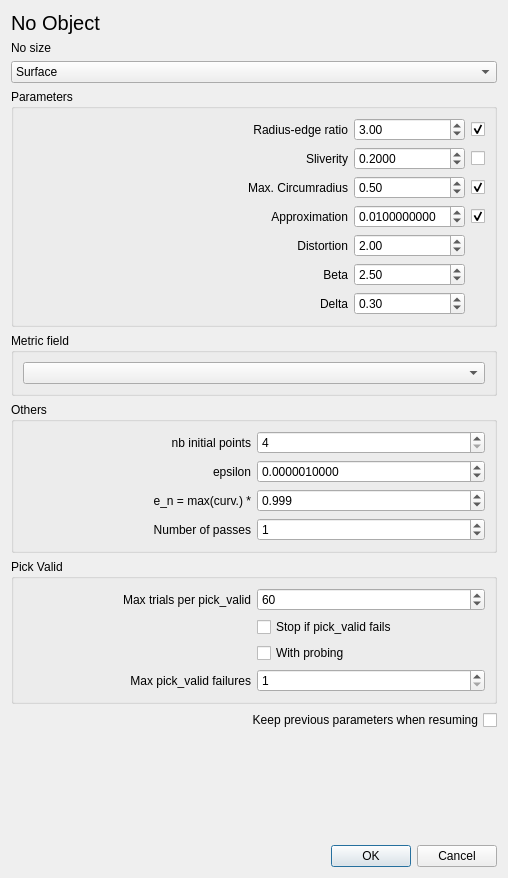
Old version of the form Anisotropic_mesh_3/demo/ui_files/Aniso_meshing_dialog.ui in the repository MaelRL/cgal.
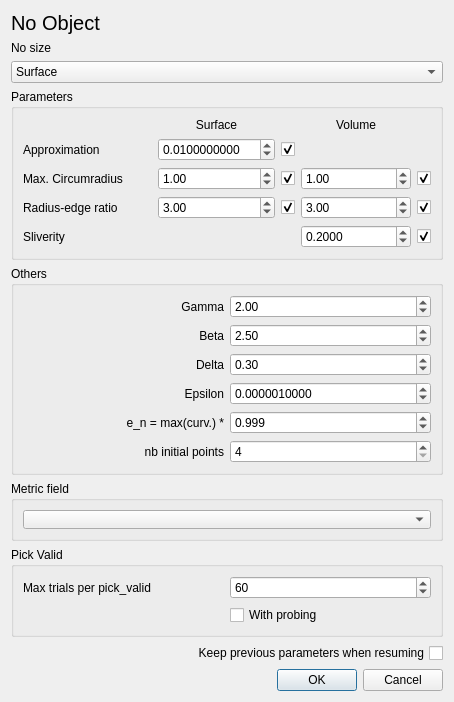
New version of the form.

```diff
--- a/Anisotropic_mesh_3/demo/ui_files/Aniso_meshing_dialog.ui
+++ b/Anisotropic_mesh_3/demo/ui_files/Aniso_meshing_dialog.ui
@@ -9,8 +9,8 @@
    <rect>
     <x>0</x>
     <y>0</y>
-    <width>508</width>
-    <height>878</height>
+    <width>454</width>
+    <height>638</height>
    </rect>
   </property>
   <property name="windowTitle">
@@ -64,12 +64,38 @@
      <property name="title">
       <string>Parameters</string>
      </property>
-     <layout class="QGridLayout" name="gridLayout_2" rowstretch="0,0,0,0,0,0,0,0,0" columnstretch="2,0,0">
-      <item row="1" column="2">
+     <layout class="QGridLayout" name="gridLayout_2" rowstretch="0,0,0,0,0,0,0" columnstretch="3,0,0,0,0">
+      <item row="5" column="0">
+       <widget class="QLabel" name="radiusEdgeRatio_label">
+        <property name="enabled">
+         <bool>true</bool>
+        </property>
+        <property name="text">
+         <string>Radius-edge ratio</string>
+        </property>
+       </widget>
+      </item>
+      <item row="4" column="0">
+       <widget class="QLabel" name="circumradius_label">
+        <property name="text">
+         <string>Max. Circumradius</string>
+        </property>
+        <property name="alignment">
+         <set>Qt::AlignLeading|Qt::AlignLeft|Qt::AlignVCenter</set>
+        </property>
+       </widget>
+      </item>
+      <item row="6" column="4">
        <widget class="QCheckBox" name="noSliverity">
         <property name="enabled">
          <bool>true</bool>
         </property>
+        <property name="sizePolicy">
+         <sizepolicy hsizetype="Minimum" vsizetype="Minimum">
+          <horstretch>0</horstretch>
+          <verstretch>0</verstretch>
+         </sizepolicy>
+        </property>
         <property name="toolTip">
          <string>Enable/Disable parameter</string>
         </property>
@@ -80,22 +106,47 @@
          <bool>true</bool>
         </property>
         <property name="checked">
-         <bool>false</bool>
+         <bool>true</bool>
         </property>
        </widget>
       </item>
-      <item row="4" column="0">
-       <widget class="QLabel" name="approx_label">
-        <property name="text">
-         <string>Approximation</string>
+      <item row="5" column="3">
+       <widget class="QDoubleSpinBox" name="cell_radius_edge_ratio">
+        <property name="minimumSize">
+         <size>
+          <width>110</width>
+          <height>0</height>
+         </size>
         </property>
-        <property name="alignment">
-         <set>Qt::AlignRight|Qt::AlignTrailing|Qt::AlignVCenter</set>
+        <property name="singleStep">
+         <double>0.100000000000000</double>
         </property>
+        <property name="value">
+         <double>3.000000000000000</double>
+        </property>
        </widget>
       </item>
-      <item row="2" column="2">
-       <widget class="QCheckBox" name="noCircumradius">
+      <item row="5" column="1">
+       <widget class="QDoubleSpinBox" name="facet_radius_edge_ratio">
+        <property name="minimumSize">
+         <size>
+          <width>110</width>
+          <height>0</height>
+         </size>
+        </property>
+        <property name="maximum">
+         <double>100.000000000000000</double>
+        </property>
+        <property name="singleStep">
+         <double>0.010000000000000</double>
+        </property>
+        <property name="value">
+         <double>3.000000000000000</double>
+        </property>
+       </widget>
+      </item>
+      <item row="4" column="4">
+       <widget class="QCheckBox" name="noCell_Circumradius">
         <property name="toolTip">
          <string>Enable/Disable parameter</string>
         </property>
@@ -107,7 +158,7 @@
         </property>
        </widget>
       </item>
-      <item row="1" column="1">
+      <item row="6" column="3">
        <widget class="QDoubleSpinBox" name="sliverity">
         <property name="enabled">
          <bool>true</bool>
@@ -129,7 +180,61 @@
         </property>
        </widget>
       </item>
-      <item row="1" column="0">
+      <item row="5" column="2">
+       <widget class="QCheckBox" name="noFacet_RadiusEdgeRatio">
+        <property name="enabled">
+         <bool>true</bool>
+        </property>
+        <property name="sizePolicy">
+         <sizepolicy hsizetype="Minimum" vsizetype="Minimum">
+          <horstretch>0</horstretch>
+          <verstretch>0</verstretch>
+         </sizepolicy>
+        </property>
+        <property name="toolTip">
+         <string>Enable/Disable parameter</string>
+        </property>
+        <property name="text">
+         <string/>
+        </property>
+        <property name="checked">
+         <bool>true</bool>
+        </property>
+       </widget>
+      </item>
+      <item row="4" column="3">
+       <widget class="QDoubleSpinBox" name="cell_circumradius">
+        <property name="minimumSize">
+         <size>
+          <width>110</width>
+          <height>0</height>
+         </size>
+        </property>
+        <property name="minimum">
+         <double>0.000000000000000</double>
+        </property>
+        <property name="maximum">
+         <double>100.000000000000000</double>
+        </property>
+        <property name="singleStep">
+         <double>0.010000000000000</double>
+        </property>
+        <property name="value">
+         <double>1.000000000000000</double>
+        </property>
+       </widget>
+      </item>
+      <item row="0" column="1">
+       <widget class="QLabel" name="label">
+        <property name="text">
+         <string>Surface</string>
+        </property>
+        <property name="alignment">
+         <set>Qt::AlignCenter</set>
+        </property>
+       </widget>
+      </item>
+      <item row="6" column="0">
        <widget class="QLabel" name="sliverity_label">
         <property name="enabled">
          <bool>true</bool>
@@ -138,14 +243,123 @@
          <string>Sliverity</string>
         </property>
         <property name="alignment">
-         <set>Qt::AlignRight|Qt::AlignTrailing|Qt::AlignVCenter</set>
+         <set>Qt::AlignLeading|Qt::AlignLeft|Qt::AlignVCenter</set>
         </property>
         <property name="buddy">
          <cstring>sliverity</cstring>
         </property>
        </widget>
       </item>
-      <item row="8" column="1">
+      <item row="0" column="3">
+       <widget class="QLabel" name="label_2">
+        <property name="text">
+         <string>Volume</string>
+        </property>
+        <property name="alignment">
+         <set>Qt::AlignCenter</set>
+        </property>
+       </widget>
+      </item>
+      <item row="4" column="1">
+       <widget class="QDoubleSpinBox" name="facet_circumradius">
+        <property name="minimum">
+         <double>0.000000000000000</double>
+        </property>
+        <property name="maximum">
+         <double>100.000000000000000</double>
+        </property>
+        <property name="singleStep">
+         <double>0.010000000000000</double>
+        </property>
+        <property name="value">
+         <double>1.000000000000000</double>
+        </property>
+       </widget>
+      </item>
+      <item row="4" column="2">
+       <widget class="QCheckBox" name="noFacet_Circumradius">
+        <property name="toolTip">
+         <string>Enable/Disable parameter</string>
+        </property>
+        <property name="text">
+         <string/>
+        </property>
+        <property name="checked">
+         <bool>true</bool>
+        </property>
+       </widget>
+      </item>
+      <item row="5" column="4">
+       <widget class="QCheckBox" name="noCell_RadiusEdgeRatio">
+        <property name="toolTip">
+         <string>Enable/Disable parameter</string>
+        </property>
+        <property name="text">
+         <string/>
+        </property>
+        <property name="checked">
+         <bool>true</bool>
+        </property>
+       </widget>
+      </item>
+      <item row="3" column="1">
+       <widget class="QDoubleSpinBox" name="approximation">
+        <property name="enabled">
+         <bool>true</bool>
+        </property>
+        <property name="decimals">
+         <number>10</number>
+        </property>
+        <property name="maximum">
+         <double>100.000000000000000</double>
+        </property>
+        <property name="singleStep">
+         <double>0.100000000000000</double>
+        </property>
+        <property name="value">
+         <double>0.010000000000000</double>
+        </property>
+       </widget>
+      </item>
+      <item row="3" column="0">
+       <widget class="QLabel" name="approx_label">
+        <property name="text">
+         <string>Approximation</string>
+        </property>
+        <property name="alignment">
+         <set>Qt::AlignLeading|Qt::AlignLeft|Qt::AlignVCenter</set>
+        </property>
+        <property name="buddy">
+         <cstring>approximation</cstring>
+        </property>
+       </widget>
+      </item>
+      <item row="3" column="2">
+       <widget class="QCheckBox" name="noApproximation">
+        <property name="enabled">
+         <bool>true</bool>
+        </property>
+        <property name="toolTip">
+         <string>Enable/Disable parameter</string>
+        </property>
+        <property name="text">
+         <string/>
+        </property>
+        <property name="checked">
+         <bool>true</bool>
+        </property>
+       </widget>
+      </item>
+     </layout>
+    </widget>
+   </item>
+   <item>
+    <widget class="QGroupBox" name="groupBox_3">
+     <property name="title">
+      <string>Others</string>
+     </property>
+     <layout class="QGridLayout" name="gridLayout">
+      <item row="2" column="1">
        <widget class="QDoubleSpinBox" name="delta">
         <property name="singleStep">
          <double>0.100000000000000</double>
@@ -155,10 +369,13 @@
         </property>
        </widget>
       </item>
-      <item row="2" column="0">
-       <widget class="QLabel" name="circumradius_label">
+      <item row="5" column="0">
+       <widget class="QLabel" name="en_factor_label">
+        <property name="layoutDirection">
+         <enum>Qt::LeftToRight</enum>
+        </property>
         <property name="text">
-         <string>Max. Circumradius</string>
+         <string>e_n = max(curv.) *</string>
         </property>
         <property name="alignment">
          <set>Qt::AlignRight|Qt::AlignTrailing|Qt::AlignVCenter</set>
@@ -168,7 +385,62 @@
         </property>
        </widget>
       </item>
-      <item row="7" column="1">
+      <item row="5" column="1">
+       <widget class="QDoubleSpinBox" name="en_factor">
+        <property name="decimals">
+         <number>3</number>
+        </property>
+        <property name="singleStep">
+         <double>0.001000000000000</double>
+        </property>
+        <property name="value">
+         <double>0.999000000000000</double>
+        </property>
+       </widget>
+      </item>
+      <item row="1" column="0">
+       <widget class="QLabel" name="beta_label">
+        <property name="text">
+         <string>Beta</string>
+        </property>
+        <property name="alignment">
+         <set>Qt::AlignRight|Qt::AlignTrailing|Qt::AlignVCenter</set>
+        </property>
+        <property name="buddy">
+         <cstring>beta</cstring>
+        </property>
+       </widget>
+      </item>
+      <item row="4" column="0">
+       <widget class="QLabel" name="epsilon_label">
+        <property name="text">
+         <string>Epsilon</string>
+        </property>
+        <property name="alignment">
+         <set>Qt::AlignRight|Qt::AlignTrailing|Qt::AlignVCenter</set>
+        </property>
+        <property name="buddy">
+         <cstring>epsilon</cstring>
+        </property>
+       </widget>
+      </item>
+      <item row="0" column="0">
+       <widget class="QLabel" name="distortion_label">
+        <property name="layoutDirection">
+         <enum>Qt::LeftToRight</enum>
+        </property>
+        <property name="text">
+         <string>Gamma</string>
+        </property>
+        <property name="alignment">
+         <set>Qt::AlignRight|Qt::AlignTrailing|Qt::AlignVCenter</set>
+        </property>
+        <property name="buddy">
+         <cstring>distortion</cstring>
+        </property>
+       </widget>
+      </item>
+      <item row="1" column="1">
        <widget class="QDoubleSpinBox" name="beta">
         <property name="singleStep">
          <double>0.100000000000000</double>
@@ -178,7 +450,23 @@
         </property>
        </widget>
       </item>
-      <item row="8" column="0">
+      <item row="4" column="1">
+       <widget class="QDoubleSpinBox" name="epsilon">
+        <property name="decimals">
+         <number>10</number>
+        </property>
+        <property name="maximum">
+         <double>100.000000000000000</double>
+        </property>
+        <property name="singleStep">
+         <double>0.000001000000000</double>
+        </property>
+        <property name="value">
+         <double>0.000001000000000</double>
+        </property>
+       </widget>
+      </item>
+      <item row="2" column="0">
        <widget class="QLabel" name="delta_label">
         <property name="text">
          <string>Delta</string>
@@ -186,112 +474,12 @@
         <property name="alignment">
          <set>Qt::AlignRight|Qt::AlignTrailing|Qt::AlignVCenter</set>
         </property>
-       </widget>
-      </item>
-      <item row="0" column="0">
-       <widget class="QLabel" name="radiusEdgeRatio_label">
-        <property name="text">
-         <string>Radius-edge ratio</string>
-        </property>
-        <property name="alignment">
-         <set>Qt::AlignRight|Qt::AlignTrailing|Qt::AlignVCenter</set>
-        </property>
         <property name="buddy">
-         <cstring>radius_edge_ratio</cstring>
-        </property>
-       </widget>
-      </item>
-      <item row="0" column="2">
-       <widget class="QCheckBox" name="noRadiusEdgeRatio">
-        <property name="toolTip">
-         <string>Enable/Disable parameter</string>
-        </property>
-        <property name="text">
-         <string/>
-        </property>
-        <property name="checked">
-         <bool>true</bool>
-        </property>
-       </widget>
-      </item>
-      <item row="7" column="0">
-       <widget class="QLabel" name="beta_label">
-        <property name="text">
-         <string>Beta</string>
-        </property>
-        <property name="alignment">
-         <set>Qt::AlignRight|Qt::AlignTrailing|Qt::AlignVCenter</set>
+         <cstring>delta</cstring>
         </property>
        </widget>
       </item>
       <item row="0" column="1">
-       <widget class="QDoubleSpinBox" name="radius_edge_ratio">
-        <property name="minimumSize">
-         <size>
-          <width>110</width>
-          <height>0</height>
-         </size>
-        </property>
-        <property name="singleStep">
-         <double>0.100000000000000</double>
-        </property>
-        <property name="value">
-         <double>3.000000000000000</double>
-        </property>
-       </widget>
-      </item>
-      <item row="4" column="2">
-       <widget class="QCheckBox" name="noApproximation">
-        <property name="enabled">
-         <bool>true</bool>
-        </property>
-        <property name="text">
-         <string/>
-        </property>
-        <property name="checked">
-         <bool>true</bool>
-        </property>
-       </widget>
-      </item>
-      <item row="4" column="1">
-       <widget class="QDoubleSpinBox" name="approximation">
-        <property name="enabled">
-         <bool>true</bool>
-        </property>
-        <property name="decimals">
-         <number>10</number>
-        </property>
-        <property name="singleStep">
-         <double>0.100000000000000</double>
-        </property>
-        <property name="value">
-         <double>0.010000000000000</double>
-        </property>
-       </widget>
-      </item>
-      <item row="2" column="1">
-       <widget class="QDoubleSpinBox" name="circumradius">
-        <property name="minimumSize">
-         <size>
-          <width>110</width>
-          <height>0</height>
-         </size>
-        </property>
-        <property name="minimum">
-         <double>0.000000000000000</double>
-        </property>
-        <property name="maximum">
-         <double>100.000000000000000</double>
-        </property>
-        <property name="singleStep">
-         <double>0.100000000000000</double>
-        </property>
-        <property name="value">
-         <double>0.500000000000000</double>
-        </property>
-       </widget>
-      </item>
-      <item row="5" column="1">
        <widget class="QDoubleSpinBox" name="distortion">
         <property name="singleStep">
          <double>0.100000000000000</double>
@@ -301,13 +489,41 @@
         </property>
        </widget>
       </item>
-      <item row="5" column="0">
-       <widget class="QLabel" name="distortion_label">
-        <property name="layoutDirection">
-         <enum>Qt::LeftToRight</enum>
+      <item row="6" column="1">
+       <widget class="QDoubleSpinBox" name="nbInitialPoints">
+        <property name="sizePolicy">
+         <sizepolicy hsizetype="Minimum" vsizetype="Fixed">
+          <horstretch>0</horstretch>
+          <verstretch>0</verstretch>
+         </sizepolicy>
         </property>
+        <property name="minimumSize">
+         <size>
+          <width>0</width>
+          <height>0</height>
+         </size>
+        </property>
+        <property name="maximumSize">
+         <size>
+          <width>16777215</width>
+          <height>16777215</height>
+         </size>
+        </property>
+        <property name="decimals">
+         <number>0</number>
+        </property>
+        <property name="minimum">
+         <double>4.000000000000000</double>
+        </property>
+        <property name="maximum">
+         <double>1000.000000000000000</double>
+        </property>
+       </widget>
+      </item>
+      <item row="6" column="0">
+       <widget class="QLabel" name="nbInitPointLabel">
         <property name="text">
-         <string>Distortion</string>
+         <string>nb initial points</string>
         </property>
         <property name="alignment">
          <set>Qt::AlignRight|Qt::AlignTrailing|Qt::AlignVCenter</set>
@@ -317,7 +533,7 @@
      </layout>
     </widget>
    </item>
-   <item alignment="Qt::AlignTop">
+   <item>
     <widget class="QGroupBox" name="groupBox_4">
      <property name="minimumSize">
       <size>
@@ -338,131 +554,6 @@
      </layout>
     </widget>
    </item>
-   <item>
-    <widget class="QGroupBox" name="groupBox_3">
-     <property name="title">
-      <string>Others</string>
-     </property>
-     <layout class="QGridLayout" name="gridLayout">
-      <item row="0" column="0">
-       <widget class="QLabel" name="nbInitPointLabel">
-        <property name="text">
-         <string>nb initial points</string>
-        </property>
-        <property name="alignment">
-         <set>Qt::AlignRight|Qt::AlignTrailing|Qt::AlignVCenter</set>
-        </property>
-       </widget>
-      </item>
-      <item row="0" column="1">
-       <widget class="QDoubleSpinBox" name="nbInitialPoints">
-        <property name="sizePolicy">
-         <sizepolicy hsizetype="Minimum" vsizetype="Fixed">
-          <horstretch>0</horstretch>
-          <verstretch>0</verstretch>
-         </sizepolicy>
-        </property>
-        <property name="minimumSize">
-         <size>
-          <width>0</width>
-          <height>0</height>
-         </size>
-        </property>
-        <property name="maximumSize">
-         <size>
-          <width>16777215</width>
-          <height>16777215</height>
-         </size>
-        </property>
-        <property name="decimals">
-         <number>0</number>
-        </property>
-        <property name="minimum">
-         <double>4.000000000000000</double>
-        </property>
-        <property name="maximum">
-         <double>1000.000000000000000</double>
-        </property>
-       </widget>
-      </item>
-      <item row="1" column="0">
-       <widget class="QLabel" name="epsilon_label">
-        <property name="text">
-         <string>epsilon</string>
-        </property>
-        <property name="alignment">
-         <set>Qt::AlignRight|Qt::AlignTrailing|Qt::AlignVCenter</set>
-        </property>
-       </widget>
-      </item>
-      <item row="1" column="1">
-       <widget class="QDoubleSpinBox" name="epsilon">
-        <property name="decimals">
-         <number>10</number>
-        </property>
-        <property name="maximum">
-         <double>100.000000000000000</double>
-        </property>
-        <property name="singleStep">
-         <double>0.000001000000000</double>
-        </property>
-        <property name="value">
-         <double>0.000001000000000</double>
-        </property>
-       </widget>
-      </item>
-      <item row="2" column="1">
-       <widget class="QDoubleSpinBox" name="en_factor">
-        <property name="decimals">
-         <number>3</number>
-        </property>
-        <property name="singleStep">
-         <double>0.001000000000000</double>
-        </property>
-        <property name="value">
-         <double>0.999000000000000</double>
-        </property>
-       </widget>
-      </item>
-      <item row="2" column="0">
-       <widget class="QLabel" name="en_factor_label">
-        <property name="layoutDirection">
-         <enum>Qt::LeftToRight</enum>
-        </property>
-        <property name="text">
-         <string>e_n = max(curv.) *</string>
-        </property>
-        <property name="alignment">
-         <set>Qt::AlignRight|Qt::AlignTrailing|Qt::AlignVCenter</set>
-        </property>
-       </widget>
-      </item>
-      <item row="3" column="1">
-       <widget class="QDoubleSpinBox" name="pass_num">
-        <property name="decimals">
-         <number>0</number>
-        </property>
-        <property name="minimum">
-         <double>0.000000000000000</double>
-        </property>
-        <property name="value">
-         <double>1.000000000000000</double>
-        </property>
-       </widget>
-      </item>
-      <item row="3" column="0">
-       <widget class="QLabel" name="pass_label">
-        <property name="text">
-         <string>Number of passes</string>
-        </property>
-        <property name="alignment">
-         <set>Qt::AlignRight|Qt::AlignTrailing|Qt::AlignVCenter</set>
-        </property>
-       </widget>
-      </item>
-     </layout>
-    </widget>
-   </item>
    <item>
     <widget class="QGroupBox" name="groupBox_2">
      <property name="title">
@@ -482,75 +573,29 @@
         </property>
        </widget>
       </item>
-      <item row="0" column="0">
-       <widget class="QLabel" name="maxTries_label">
-        <property name="text">
-         <string>Max trials per pick_valid</string>
-        </property>
-        <property name="alignment">
-         <set>Qt::AlignRight|Qt::AlignTrailing|Qt::AlignVCenter</set>
-        </property>
-       </widget>
-      </item>
-      <item row="3" column="1">
-       <widget class="QDoubleSpinBox" name="maxPickFailures">
-        <property name="decimals">
-         <number>0</number>
-        </property>
-        <property name="minimum">
-         <double>1.000000000000000</double>
-        </property>
-        <property name="maximum">
-         <double>10000.000000000000000</double>
-        </property>
-       </widget>
-      </item>
-      <item row="3" column="0">
-       <widget class="QLabel" name="maxPickFailures_label">
-        <property name="text">
-         <string>Max pick_valid failures</string>
-        </property>
-        <property name="alignment">
-         <set>Qt::AlignRight|Qt::AlignTrailing|Qt::AlignVCenter</set>
-        </property>
-       </widget>
-      </item>
       <item row="1" column="1">
-       <widget class="QCheckBox" name="pick_valid_causes_stop">
-        <property name="minimumSize">
-         <size>
-          <width>0</width>
-          <height>0</height>
-         </size>
-        </property>
-        <property name="layoutDirection">
-         <enum>Qt::LeftToRight</enum>
-        </property>
-        <property name="text">
-         <string>Stop if pick_valid fails</string>
-        </property>
-       </widget>
-      </item>
-      <item row="2" column="1">
        <widget class="QCheckBox" name="pick_valid_probing">
         <property name="text">
          <string>With probing</string>
         </property>
        </widget>
       </item>
+      <item row="0" column="0">
+       <widget class="QLabel" name="maxTries_label">
+        <property name="text">
+         <string>Max trials per pick_valid</string>
+        </property>
+        <property name="alignment">
+         <set>Qt::AlignLeading|Qt::AlignLeft|Qt::AlignVCenter</set>
+        </property>
+        <property name="buddy">
+         <cstring>maxTries</cstring>
+        </property>
+       </widget>
+      </item>
      </layout>
     </widget>
    </item>
-   <item>
-    <widget class="QCheckBox" name="resume_memory">
-     <property name="layoutDirection">
-      <enum>Qt::RightToLeft</enum>
-     </property>
-     <property name="text">
-      <string>Keep previous parameters when resuming</string>
-     </property>
-    </widget>
-   </item>
    <item>
     <spacer name="verticalSpacer">
      <property name="orientation">
@@ -564,6 +609,16 @@
      </property>
     </spacer>
    </item>
+   <item>
+    <widget class="QCheckBox" name="resume_memory">
+     <property name="layoutDirection">
+      <enum>Qt::RightToLeft</enum>
+     </property>
+     <property name="text">
+      <string>Keep previous parameters when resuming</string>
+     </property>
+    </widget>
+   </item>
    <item>
     <widget class="QDialogButtonBox" name="buttonBox">
      <property name="orientation">
```
Left out of the diff: 10 changed lines with no effect on the pictures.
